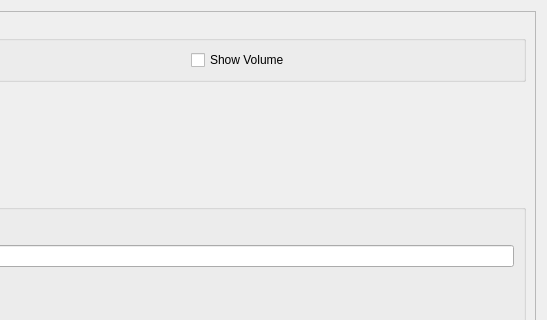
Above: preferenceswindow.ui from KirillDubinkin/Errorise before the change; both pictures show x 323 to 870 and y 0 to 320 of the 870 by 570 pixel window. Below: the same form after it.
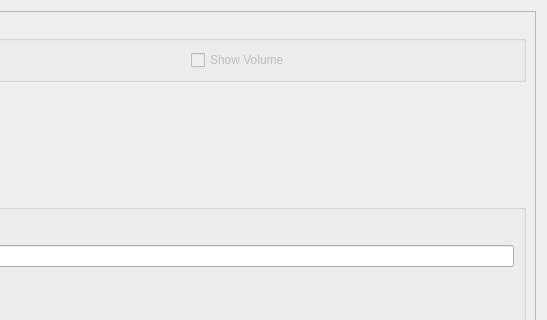
That is the form after the change. The open tabs and pages were chosen to show the change.

Commit message: Added logic of 'Show Status Bar' checkbox

The edit to the form file:
```diff
--- a/preferenceswindow.ui
+++ b/preferenceswindow.ui
@@ -98,7 +98,10 @@
                      </spacer>
                     </item>
                     <item>
-                     <widget class="QCheckBox" name="displayVolume">
+                     <widget class="QCheckBox" name="showVolume">
+                      <property name="enabled">
+                       <bool>false</bool>
+                      </property>
                       <property name="text">
                        <string>Show Volume</string>
                       </property>
```
Left out of the diff: 6 changed lines with no effect on the pictures. The commit also changes 3 other files.
